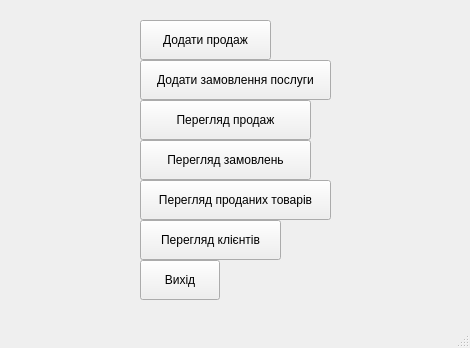
Qt form src/app/mainapp/mainwindow.ui (Bodiok007/Accounting) before a commit.
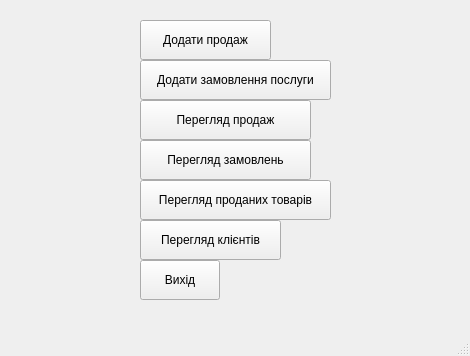
The same form after that commit.

```diff
--- a/src/app/mainapp/mainwindow.ui
+++ b/src/app/mainapp/mainwindow.ui
@@ -7,7 +7,7 @@
     <x>0</x>
     <y>0</y>
     <width>470</width>
-    <height>348</height>
+    <height>356</height>
    </rect>
   </property>
   <property name="windowTitle">
```
Left out of the diff: 2 changed lines with no effect on the pictures.
